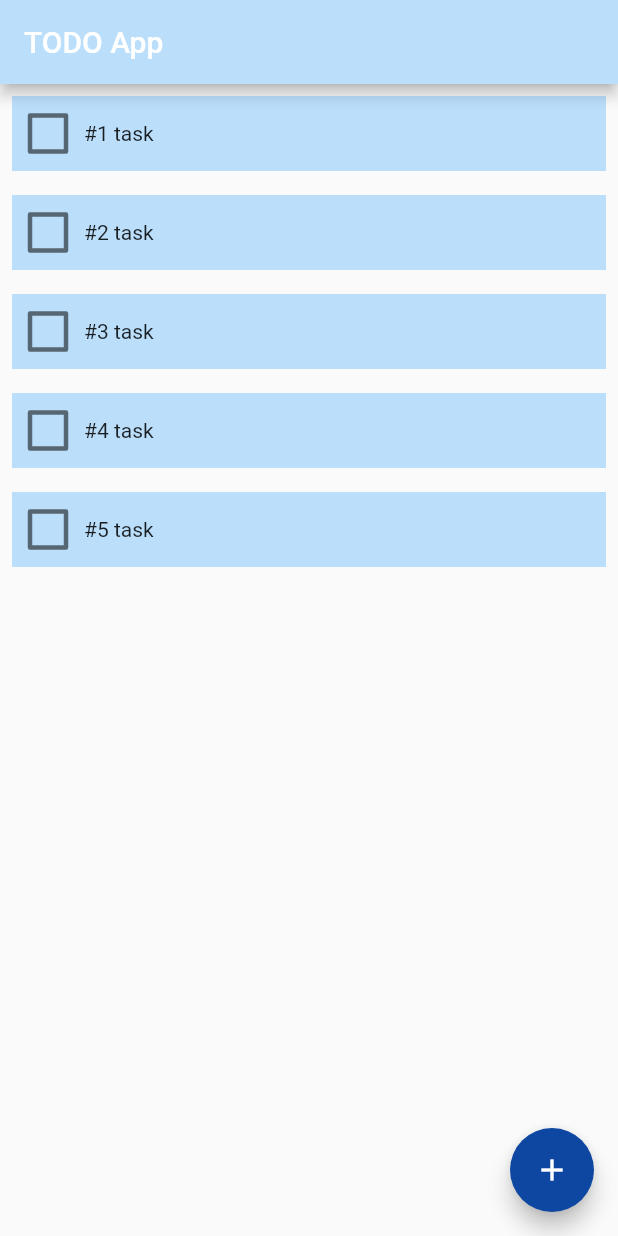
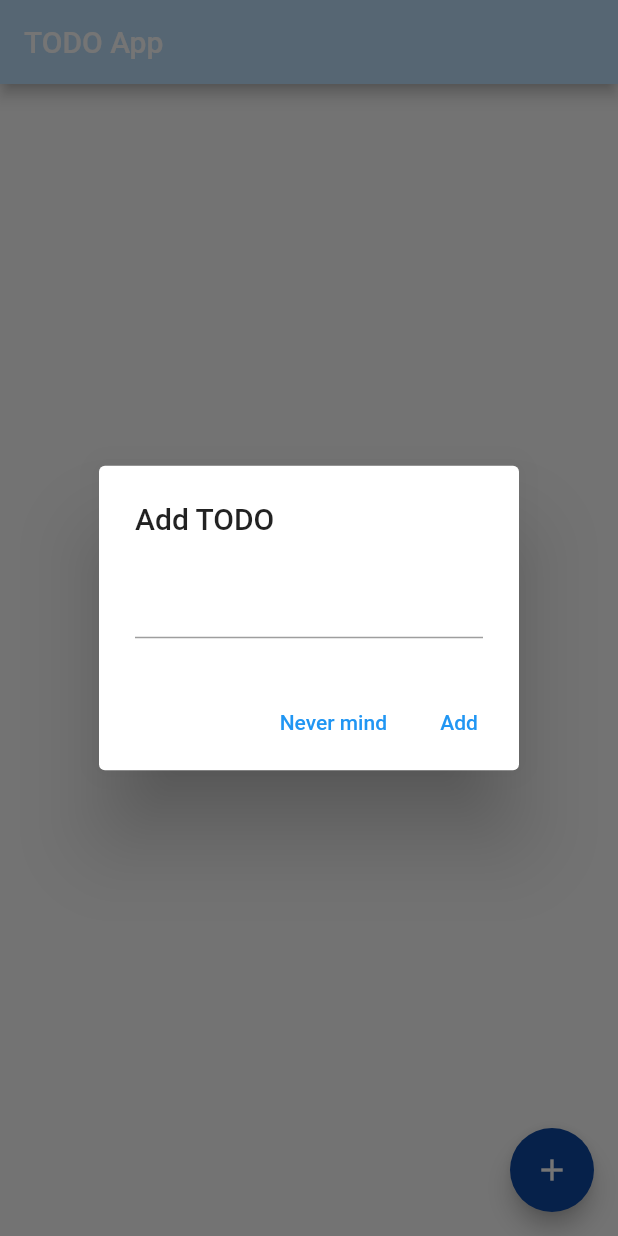
Before and after one commit to kleytonstn/fancy_todo, a Flutter app: the screen it shows after launch, after a tap on the "add" icon, on a phone screen of 412 x 824 dp. Run offline on Flutter 3.47's test engine with Material 2 defaults, Android fonts, the phone set to English and light mode, and no system bars.

Commit message:
Commit 004, * add action triggered by FAB; * separate task layout and task list abstractions; * add popup window for user-input task to be stored into and displayed from list of tasks - NOT WORKING;

```diff
--- a/lib/home_screen.dart
+++ b/lib/home_screen.dart
@@ -1,30 +1,57 @@
 import 'package:flutter/material.dart';
-import 'taskToolbox/layout.dart';
+import 'package:todo_app/taskToolbox/task_list.dart';
 
 class HomeScreen extends StatelessWidget {
   const HomeScreen({super.key});
 
   @override
   Widget build(BuildContext context) {
-    final tasks = List.generate(5, (int index) => index+1);
     return Scaffold(
       // returns the home screen as Scaffold for hot reload
       appBar: AppBar(
-          title: const Text('TODO App'),
-          backgroundColor: Colors.blue[100],
+        title: const Text('TODO App'),
+        backgroundColor: Colors.blue[100],
       ),
-      body: ListView(
-        children: tasks.map((task) => TaskLayout(taskName: '#$task task')).toList(), // TODO: user-defined mnemonic for task name
-      ),
-        floatingActionButton: FloatingActionButton(
-          onPressed: (){}, // TODO: add a new task
+      body: TaskList(),
+      floatingActionButton: FloatingActionButton(
+          onPressed: () {
+            showDialog(
+                context: context,
+                builder: (BuildContext context) {
+                  String taskName =
+                      ''; // initializes string to change later according to user-defined input
+
+                  return AlertDialog(
+                    title: const Text('Add TODO'),
+                    content: TextField(
+                      onChanged: (value) {
+                        taskName = value; // removing white spaces
+                      },
+                    ),
+                    actions: <Widget>[
+                      TextButton(
+                        onPressed: () {
+                          Navigator.of(context).pop();
+                        },
+                        child: const Text('Never mind'),
+                      ),
+                      TextButton(
+                        onPressed: () {
+                          Navigator.of(context).pop();
+                          // search up the widget tree to find the nearest widget that has the state of type _TaskListState,
+                          // then call addTask() on that state obj
+                          (context as Element)
+                              .findAncestorStateOfType<TaskListState>()!
+                              .addTask(taskName);
+                        },
+                        child: const Text('Add'),
+                      ),
+                    ],
+                  );
+                });
+          },
           backgroundColor: Colors.blue[900],
-          child: const Center(
-              child: Icon(
-                  Icons.add
-              )
-            )
-          ),
+          child: const Center(child: Icon(Icons.add))),
     );
   }
 }
--- a/lib/taskToolbox/layout.dart
+++ b/lib/taskToolbox/layout.dart
@@ -1,8 +1,8 @@
 import 'package:flutter/material.dart';
 import 'package:todo_app/taskToolbox/checkbox.dart';
 
-class TaskLayout extends StatelessWidget {
-  const TaskLayout({
+class SingleTaskLayout extends StatelessWidget {
+  const SingleTaskLayout({
     Key? key,
     required this.taskName,
   }) : super(key: key);
--- /dev/null
+++ b/lib/taskToolbox/task_list.dart
@@ -0,0 +1,31 @@
+import 'package:flutter/cupertino.dart';
+import 'package:todo_app/taskToolbox/layout.dart';
+
+class TaskList extends StatefulWidget {
+  const TaskList({Key? key}) : super(key: key);
+
+  @override
+  TaskListState createState() => TaskListState();
+}
+
+class TaskListState extends State<TaskList> {
+  List<SingleTaskLayout> tasks_ = List<SingleTaskLayout>.empty();
+
+  @override
+  Widget build(BuildContext context) {
+    return ListView(
+      children: tasks_
+          .map((task) => SingleTaskLayout(taskName: task.taskName))
+          .toList(),
+    );
+  }
+
+  // update the list calling setState to rebuild the list view
+  void addTask(String taskName) {
+    if (taskName.isNotEmpty) {
+      setState(() {
+        tasks_.add(SingleTaskLayout(taskName: taskName));
+      });
+    }
+  }
+}
```
Also changed, not shown: lib/taskToolbox/checkbox.dart (+13 -11 lines).
